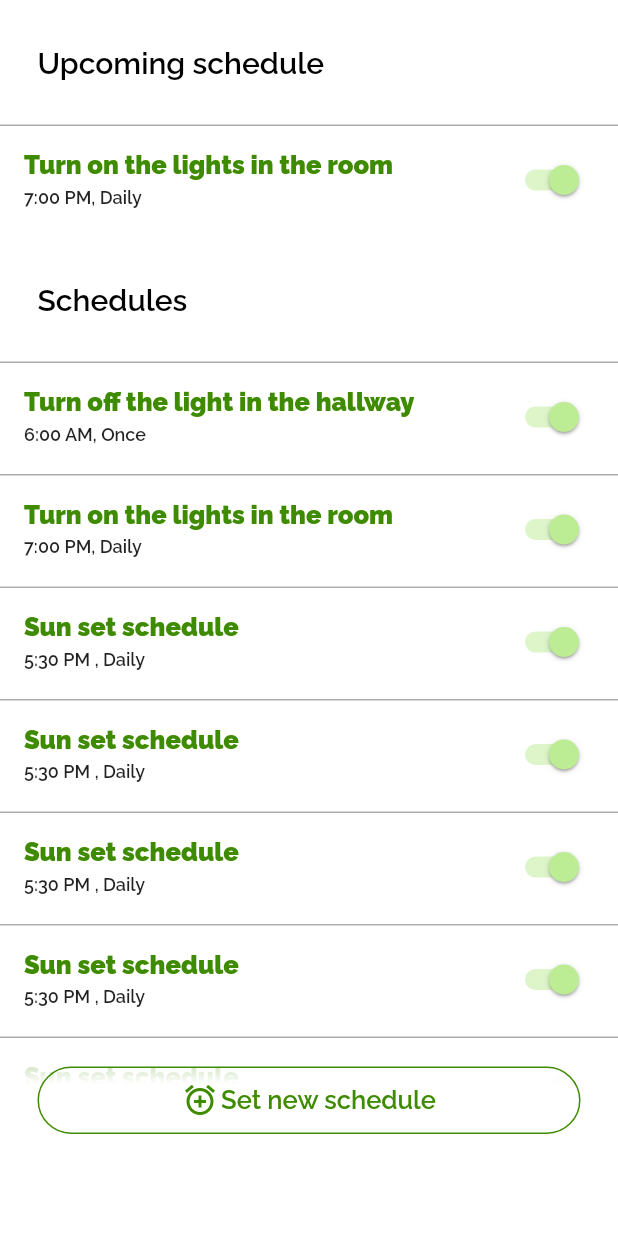
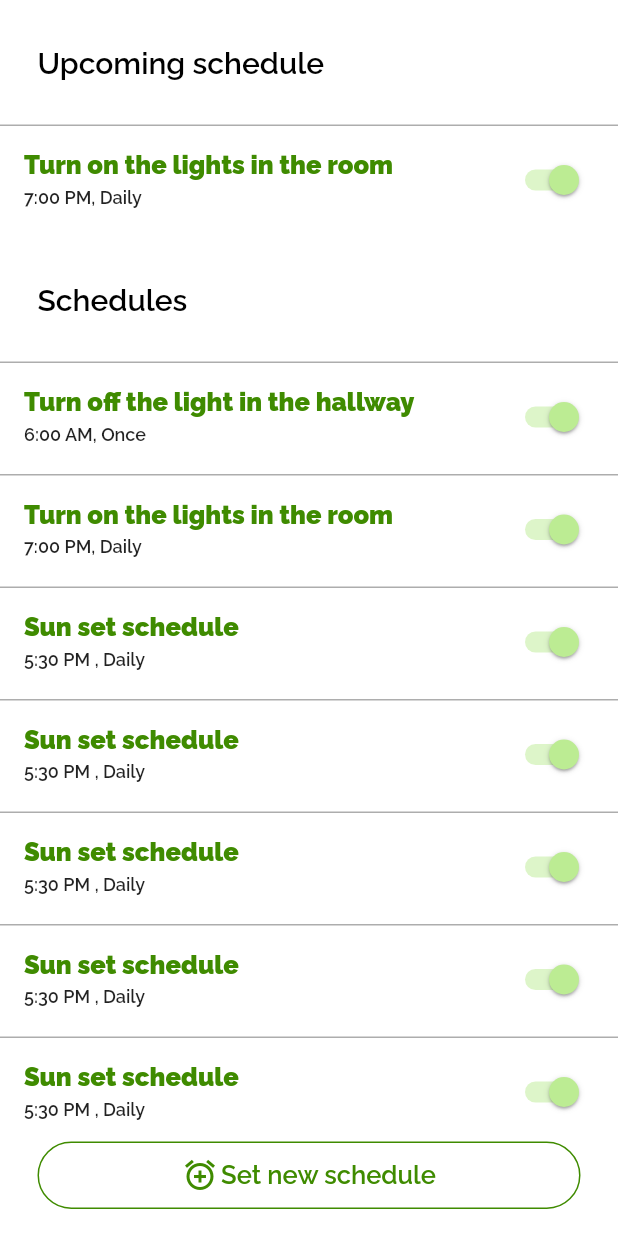
Before and after one commit to MohammadAlAgha/luminexa, a Flutter app: the SchedulePage widget shown alone on an empty page, opened directly, on a phone screen of 412 x 824 dp. Run offline on Flutter 3.47's test engine with Material 2 defaults, Android fonts, the phone set to English and light mode, and no system bars; our stand-ins replace dio, fl_chart, flutter_svg, google_nav_bar; network calls fail.

Commit message:
Frontend: Fixed the scrolling issue in the schedule page

```diff
--- a/luminexa_mobile/lib/screens/schedulePage.dart
+++ b/luminexa_mobile/lib/screens/schedulePage.dart
@@ -59,6 +59,9 @@ class _SchedulePageState extends State<SchedulePage> {
                     );
                   },
                 ),
+                SizedBox(
+                  height: 50,
+                )
               ],
             ),
           ),
```
